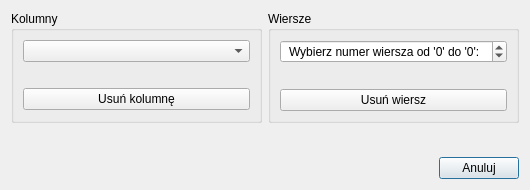
Qt form ui/ModifyData/delete.ui (OskarLewandowski/dex-data-experience) before a commit.
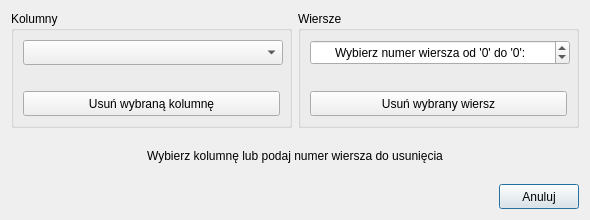
The same form after that commit.

What changed in the file:
```diff
--- a/ui/ModifyData/delete.ui
+++ b/ui/ModifyData/delete.ui
@@ -9,14 +9,14 @@
    <rect>
     <x>0</x>
     <y>0</y>
-    <width>530</width>
-    <height>190</height>
+    <width>590</width>
+    <height>220</height>
    </rect>
   </property>
   <property name="minimumSize">
    <size>
-    <width>530</width>
-    <height>190</height>
+    <width>590</width>
+    <height>220</height>
    </size>
   </property>
   <property name="windowTitle">
@@ -33,6 +33,12 @@
        <layout class="QVBoxLayout" name="verticalLayout">
         <item>
          <widget class="QComboBox" name="comboBox_Column_List_Select">
+          <property name="minimumSize">
+           <size>
+            <width>260</width>
+            <height>25</height>
+           </size>
+          </property>
           <property name="placeholderText">
            <string>Wybierz kolumnę...</string>
           </property>
@@ -53,8 +59,14 @@
         </item>
         <item>
          <widget class="QPushButton" name="pushButton_Apply_Delete_Column">
+          <property name="minimumSize">
+           <size>
+            <width>0</width>
+            <height>25</height>
+           </size>
+          </property>
           <property name="text">
-           <string>Usuń kolumnę</string>
+           <string>Usuń wybraną kolumnę</string>
           </property>
           <property name="autoDefault">
            <bool>false</bool>
@@ -72,6 +84,12 @@
        <layout class="QVBoxLayout" name="verticalLayout_2">
         <item>
          <widget class="QSpinBox" name="spinBox_Row_Number_Select">
+          <property name="minimumSize">
+           <size>
+            <width>260</width>
+            <height>25</height>
+           </size>
+          </property>
           <property name="wrapping">
            <bool>true</bool>
           </property>
@@ -110,8 +128,14 @@
         </item>
         <item>
          <widget class="QPushButton" name="pushButton_Apply_Delete_Row">
+          <property name="minimumSize">
+           <size>
+            <width>0</width>
+            <height>25</height>
+           </size>
+          </property>
           <property name="text">
-           <string>Usuń wiersz</string>
+           <string>Usuń wybrany wiersz</string>
           </property>
           <property name="autoDefault">
            <bool>false</bool>
@@ -125,8 +149,14 @@
    </item>
    <item>
     <widget class="QLabel" name="label_Info">
+     <property name="minimumSize">
+      <size>
+       <width>0</width>
+       <height>25</height>
+      </size>
+     </property>
      <property name="text">
-      <string/>
+      <string>Wybierz kolumnę lub podaj numer wiersza do usunięcia</string>
      </property>
      <property name="alignment">
       <set>Qt::AlignCenter</set>
@@ -150,6 +180,12 @@
      </item>
      <item>
       <widget class="QPushButton" name="pushButton_Cancel">
+       <property name="minimumSize">
+        <size>
+         <width>0</width>
+         <height>25</height>
+        </size>
+       </property>
        <property name="text">
         <string>Anuluj</string>
        </property>
```
